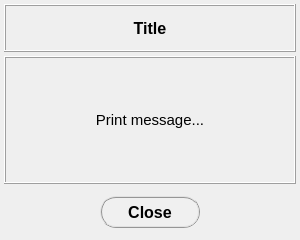
Before: the Qt Designer form data/user_input/ui_files/plots_/messages_/print_messages.ui in open-pulse/OpenPulse, drawn with Qt 5.
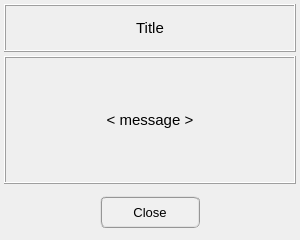
After: the same form once the commit is applied.

Commit message: New project interface

Diff of the .ui file:
```diff
--- a/data/user_input/ui_files/plots_/messages_/print_messages.ui
+++ b/data/user_input/ui_files/plots_/messages_/print_messages.ui
@@ -100,16 +100,16 @@
         <property name="font">
          <font>
           <family>MS Shell Dlg 2</family>
-          <pointsize>12</pointsize>
-          <weight>75</weight>
+          <pointsize>10</pointsize>
+          <weight>9</weight>
           <italic>false</italic>
-          <bold>true</bold>
+          <bold>false</bold>
          </font>
         </property>
         <property name="styleSheet">
-         <string notr="true">QPushButton{border-radius: 16px; border-color: rgb(150, 150, 150); border-style: ridge; border-width: 2px; color: rgb(0, 0, 0); background-color: rgb(240, 240, 240); font: 75 bold 12pt &quot;MS Shell Dlg 2&quot;}
-QPushButton:hover{border-radius: 16px; border-color: rgb(0, 170, 255); border-style: ridge; border-width: 2px; color: rgb(0, 0, 0); background-color: rgba(174, 213, 255, 100); font: 75 bold 12pt &quot;MS Shell Dlg 2&quot;}
-QPushButton:pressed{border-radius: 16px; border-color: rgb(0, 170, 255); border-style: ridge; border-width: 3px; color: rgb(0, 0, 0); background-color: rgb(174, 213, 255); font: 75 bold 12pt &quot;MS Shell Dlg 2&quot;}</string>
+         <string notr="true">QPushButton{border-radius: 6px; border-color: rgb(150, 150, 150); border-style: ridge; border-width: 2px; color: rgb(0, 0, 0); background-color: rgb(240, 240, 240); font: 75 10pt &quot;MS Shell Dlg 2&quot;}
+QPushButton:hover{border-radius: 6px; border-color: rgb(0, 170, 255); border-style: ridge; border-width: 2px; color: rgb(0, 0, 0); background-color: rgba(174, 213, 255, 100); font: 75 10pt &quot;MS Shell Dlg 2&quot;}
+QPushButton:pressed{border-radius: 6px; border-color: rgb(0, 170, 255); border-style: ridge; border-width: 3px; color: rgb(0, 0, 0); background-color: rgb(174, 213, 255); font: 75 10pt &quot;MS Shell Dlg 2&quot;}</string>
         </property>
         <property name="text">
          <string>Close</string>
@@ -179,7 +179,7 @@
          <enum>QFrame::Raised</enum>
         </property>
         <property name="text">
-         <string>Print message...</string>
+         <string>&lt; message &gt;</string>
         </property>
         <property name="textFormat">
          <enum>Qt::AutoText</enum>
@@ -254,10 +254,10 @@
         <property name="font">
          <font>
           <family>MS Shell Dlg 2</family>
-          <pointsize>12</pointsize>
-          <weight>75</weight>
+          <pointsize>11</pointsize>
+          <weight>50</weight>
           <italic>false</italic>
-          <bold>true</bold>
+          <bold>false</bold>
          </font>
         </property>
         <property name="styleSheet">
```
The commit also changes 6 other files.
